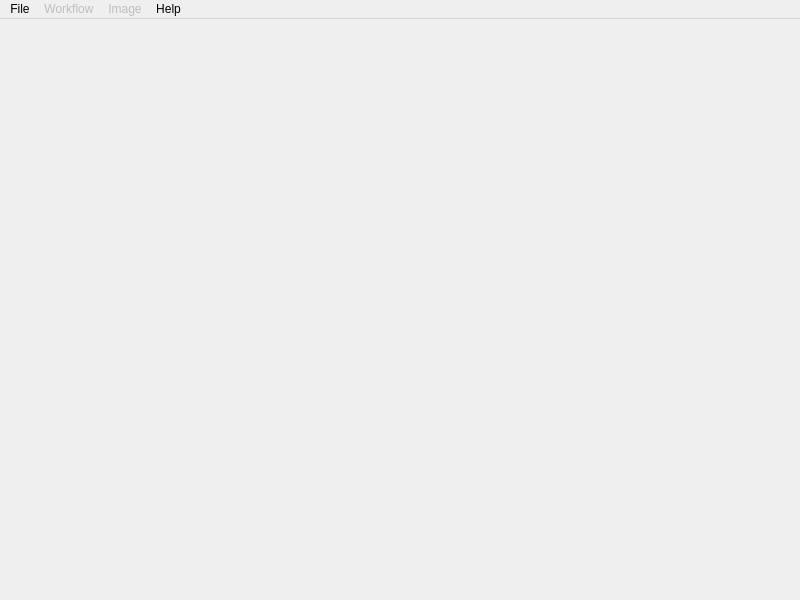
Old version of the form mantidimaging/gui/ui/main_window.ui in the repository mantidproject/mantidimaging.
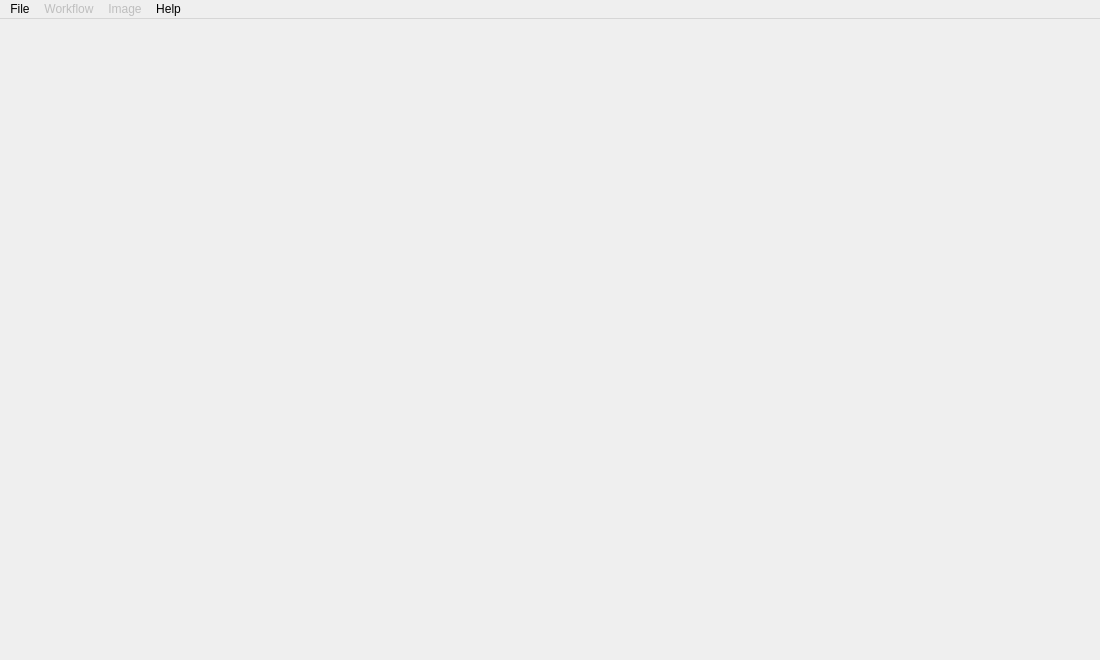
New version of the form. Icons and pictures are not drawn.

Commit message: Changing main window size

```diff
--- a/mantidimaging/gui/ui/main_window.ui
+++ b/mantidimaging/gui/ui/main_window.ui
@@ -6,8 +6,8 @@
    <rect>
     <x>0</x>
     <y>0</y>
-    <width>800</width>
-    <height>600</height>
+    <width>1100</width>
+    <height>660</height>
    </rect>
   </property>
   <property name="windowTitle">
@@ -26,7 +26,7 @@
     <rect>
      <x>0</x>
      <y>0</y>
-     <width>800</width>
+     <width>1100</width>
      <height>30</height>
     </rect>
    </property>
```
